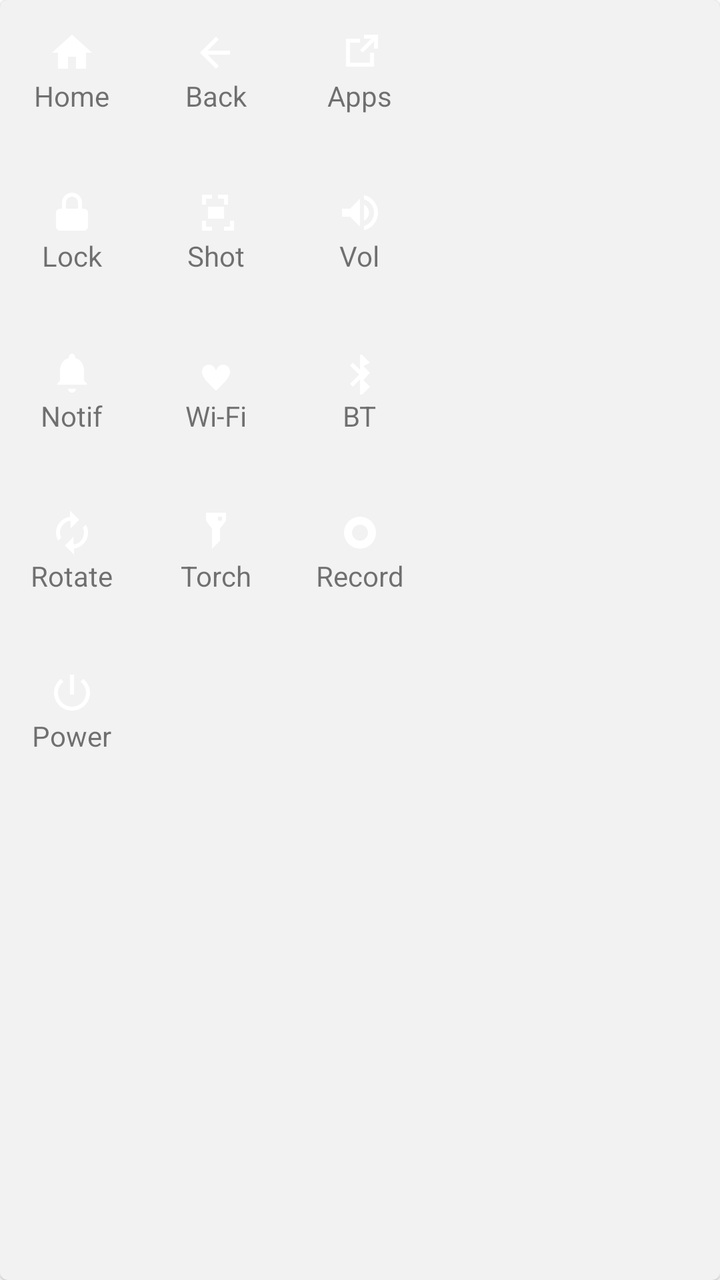
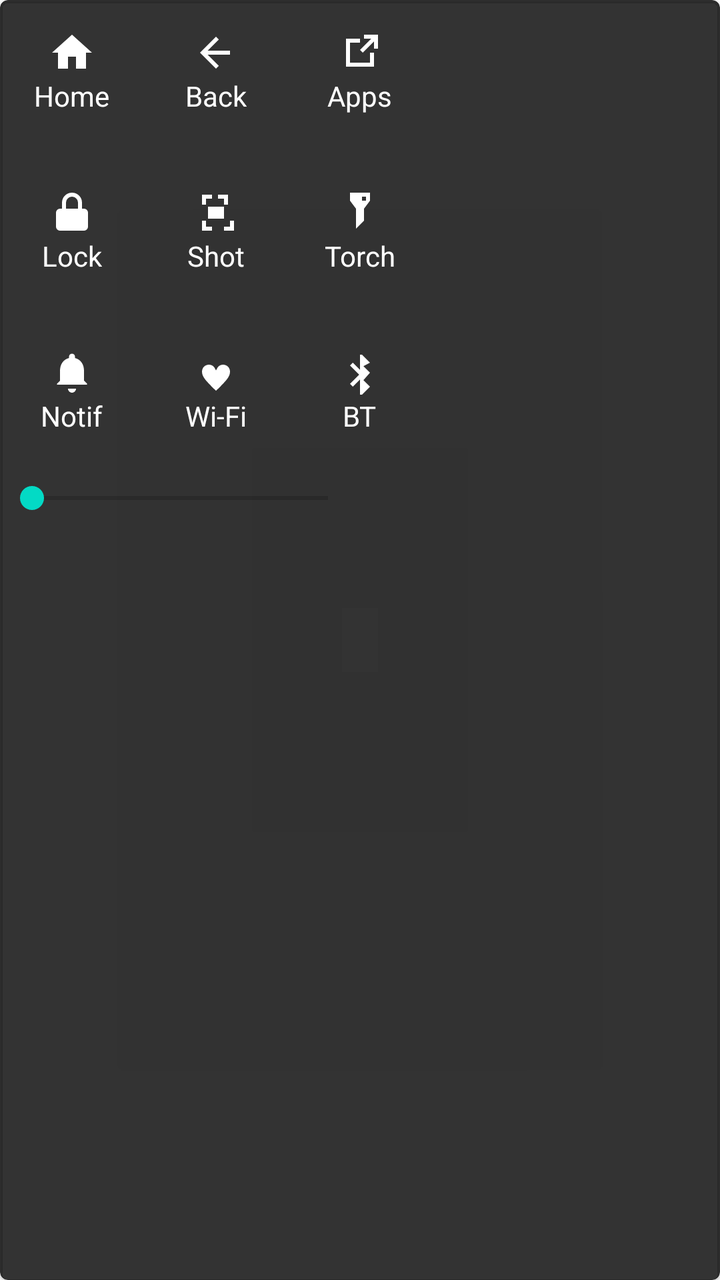

An Android layout rendered at two revisions. The XML below is the earlier revision; the diff shows what the commit changed to produce the second picture.
<!-- AndroidManifest.xml: application theme Theme.AssistiveTouch -->
<!-- res/layout/view_action_panel.xml -->
<?xml version="1.0" encoding="utf-8"?>
<com.google.android.material.card.MaterialCardView xmlns:android="http://schemas.android.com/apk/res/android"
    android:id="@+id/panelRoot"
    android:layout_width="wrap_content"
    android:layout_height="wrap_content"
    android:padding="12dp"
    android:elevation="10dp"
    android:backgroundTint="#F2F2F2"
    android:radius="16dp">

    <LinearLayout
        android:layout_width="wrap_content"
        android:layout_height="wrap_content"
        android:orientation="vertical">

        
        <LinearLayout
            android:layout_width="wrap_content"
            android:layout_height="wrap_content"
            android:orientation="horizontal">

            <LinearLayout
                android:id="@+id/buttonHome"
                style="@style/PanelItem" >
                <ImageView
                    android:layout_width="24dp"
                    android:layout_height="24dp"
                    android:src="@drawable/ic_home" />
                <TextView
                    android:layout_width="wrap_content"
                    android:layout_height="wrap_content"
                    android:text="Home" />
            </LinearLayout>

            <LinearLayout
                android:id="@+id/buttonBack"
                style="@style/PanelItem" >
                <ImageView
                    android:layout_width="24dp"
                    android:layout_height="24dp"
                    android:src="@drawable/ic_back" />
                <TextView
                    android:layout_width="wrap_content"
                    android:layout_height="wrap_content"
                    android:text="Back" />
            </LinearLayout>

            <LinearLayout
                android:id="@+id/buttonRecents"
                style="@style/PanelItem" >
                <ImageView
                    android:layout_width="24dp"
                    android:layout_height="24dp"
                    android:src="@drawable/ic_recents" />
                <TextView
                    android:layout_width="wrap_content"
                    android:layout_height="wrap_content"
                    android:text="Apps" />
            </LinearLayout>
        </LinearLayout>

        
        <LinearLayout
            android:layout_width="wrap_content"
            android:layout_height="wrap_content"
            android:orientation="horizontal"
            android:layout_marginTop="8dp">

            <LinearLayout
                android:id="@+id/buttonLock"
                style="@style/PanelItem" >
                <ImageView
                    android:layout_width="24dp"
                    android:layout_height="24dp"
                    android:src="@drawable/ic_lock" />
                <TextView
                    android:layout_width="wrap_content"
                    android:layout_height="wrap_content"
                    android:text="Lock" />
            </LinearLayout>

            <LinearLayout
                android:id="@+id/buttonScreenshot"
                style="@style/PanelItem" >
                <ImageView
                    android:layout_width="24dp"
                    android:layout_height="24dp"
                    android:src="@drawable/ic_screenshot" />
                <TextView
                    android:layout_width="wrap_content"
                    android:layout_height="wrap_content"
                    android:text="Shot" />
            </LinearLayout>

            <LinearLayout
                android:id="@+id/buttonVolume"
                style="@style/PanelItem" >
                <ImageView
                    android:layout_width="24dp"
                    android:layout_height="24dp"
                    android:src="@drawable/ic_volume" />
                <TextView
                    android:layout_width="wrap_content"
                    android:layout_height="wrap_content"
                    android:text="Vol" />
            </LinearLayout>
        </LinearLayout>

        
        <LinearLayout
            android:layout_width="wrap_content"
            android:layout_height="wrap_content"
            android:orientation="horizontal"
            android:layout_marginTop="8dp">

            <LinearLayout
                android:id="@+id/buttonNotifications"
                style="@style/PanelItem" >
                <ImageView
                    android:layout_width="24dp"
                    android:layout_height="24dp"
                    android:src="@drawable/ic_notifications" />
                <TextView
                    android:layout_width="wrap_content"
                    android:layout_height="wrap_content"
                    android:text="Notif" />
            </LinearLayout>

            <LinearLayout
                android:id="@+id/buttonWifi"
                style="@style/PanelItem" >
                <ImageView
                    android:layout_width="24dp"
                    android:layout_height="24dp"
                    android:src="@drawable/ic_wifi" />
                <TextView
                    android:layout_width="wrap_content"
                    android:layout_height="wrap_content"
                    android:text="Wi‑Fi" />
            </LinearLayout>

            <LinearLayout
                android:id="@+id/buttonBluetooth"
                style="@style/PanelItem" >
                <ImageView
                    android:layout_width="24dp"
                    android:layout_height="24dp"
                    android:src="@drawable/ic_bluetooth" />
                <TextView
                    android:layout_width="wrap_content"
                    android:layout_height="wrap_content"
                    android:text="BT" />
            </LinearLayout>

        </LinearLayout>

        
        <LinearLayout
            android:layout_width="wrap_content"
            android:layout_height="wrap_content"
            android:orientation="horizontal"
            android:layout_marginTop="8dp">

            <LinearLayout
                android:id="@+id/buttonRotation"
                style="@style/PanelItem" >
                <ImageView
                    android:layout_width="24dp"
                    android:layout_height="24dp"
                    android:src="@drawable/ic_rotation" />
                <TextView
                    android:layout_width="wrap_content"
                    android:layout_height="wrap_content"
                    android:text="Rotate" />
            </LinearLayout>

            <LinearLayout
                android:id="@+id/buttonFlashlight"
                style="@style/PanelItem" >
                <ImageView
                    android:layout_width="24dp"
                    android:layout_height="24dp"
                    android:src="@drawable/ic_flashlight" />
                <TextView
                    android:layout_width="wrap_content"
                    android:layout_height="wrap_content"
                    android:text="Torch" />
            </LinearLayout>

            <LinearLayout
                android:id="@+id/buttonScreenRecord"
                style="@style/PanelItem" >
                <ImageView
                    android:layout_width="24dp"
                    android:layout_height="24dp"
                    android:src="@drawable/ic_record" />
                <TextView
                    android:layout_width="wrap_content"
                    android:layout_height="wrap_content"
                    android:text="Record" />
            </LinearLayout>
        </LinearLayout>

        
        <LinearLayout
            android:layout_width="wrap_content"
            android:layout_height="wrap_content"
            android:orientation="horizontal"
            android:layout_marginTop="8dp">

            <LinearLayout
                android:id="@+id/buttonPowerMenu"
                style="@style/PanelItem" >
                <ImageView
                    android:layout_width="24dp"
                    android:layout_height="24dp"
                    android:src="@drawable/ic_power" />
                <TextView
                    android:layout_width="wrap_content"
                    android:layout_height="wrap_content"
                    android:text="Power" />
            </LinearLayout>

            <LinearLayout
                android:id="@+id/favoritesContainer"
                android:layout_width="wrap_content"
                android:layout_height="wrap_content"
                android:orientation="horizontal" />
        </LinearLayout>

    </LinearLayout>

</com.google.android.material.card.MaterialCardView>
<!-- resources referenced by this layout -->
<resources>
  <!-- drawable ic_back (drawable) -->
  <?xml version="1.0" encoding="utf-8"?>
  <vector xmlns:android="http://schemas.android.com/apk/res/android"
      android:width="24dp"
      android:height="24dp"
      android:viewportWidth="24"
      android:viewportHeight="24">
      <path
          android:fillColor="#FFFFFFFF"
          android:pathData="M19,11H7.83l5.59,-5.59L12,4l-8,8 8,8 1.41,-1.41L7.83,13H19v-2z" />
  </vector>
  <!-- drawable ic_bluetooth (drawable) -->
  <?xml version="1.0" encoding="utf-8"?>
  <vector xmlns:android="http://schemas.android.com/apk/res/android"
      android:width="24dp"
      android:height="24dp"
      android:viewportWidth="24"
      android:viewportHeight="24">
      <path
          android:fillColor="#FFFFFFFF"
          android:pathData="M17,7l-4,-4h-1v7.59L8.41,7 7,8.41 11.59,13 7,17.59 8.41,19 12,15.41V23h1l4,-4 -3.29,-3.29L17,12l-3.29,-3.29L17,7z" />
  </vector>
  <!-- drawable ic_flashlight (drawable) -->
  <?xml version="1.0" encoding="utf-8"?>
  <vector xmlns:android="http://schemas.android.com/apk/res/android"
      android:width="24dp"
      android:height="24dp"
      android:viewportWidth="24"
      android:viewportHeight="24">
      <path
          android:fillColor="#FFFFFFFF"
          android:pathData="M7,2v4l3,4v10l4,-4v-6l3,-4V2H7zm8,2v2h-2V4h2z" />
  </vector>
  <!-- drawable ic_home (drawable) -->
  <?xml version="1.0" encoding="utf-8"?>
  <vector xmlns:android="http://schemas.android.com/apk/res/android"
      android:width="24dp"
      android:height="24dp"
      android:viewportWidth="24"
      android:viewportHeight="24">
      <path
          android:fillColor="#FFFFFFFF"
          android:pathData="M10,20v-6h4v6h5v-8h3L12,3 2,12h3v8z" />
  </vector>
  <!-- drawable ic_recents (drawable) -->
  <?xml version="1.0" encoding="utf-8"?>
  <vector xmlns:android="http://schemas.android.com/apk/res/android"
      android:width="24dp"
      android:height="24dp"
      android:viewportWidth="24"
      android:viewportHeight="24">
      <path
          android:fillColor="#FFFFFFFF"
          android:pathData="M5,5h7v2H7v10h10v-5h2v7H5V5zm9,-2v2h3.59L12,10.59 13.41,12 19,6.41V10h2V3h-7z" />
  </vector>
  <!-- drawable ic_record (drawable) -->
  <?xml version="1.0" encoding="utf-8"?>
  <vector xmlns:android="http://schemas.android.com/apk/res/android"
      android:width="24dp"
      android:height="24dp"
      android:viewportWidth="24"
      android:viewportHeight="24">
      <path
          android:fillColor="#FFFFFFFF"
          android:pathData="M12,20a8,8 0,1 0,0 -16 8,8 0,0 0,0 16zm0,-4a4,4 0,1 1,0 -8 4,4 0,0 1,0 8z" />
  </vector>
  <!-- drawable ic_screenshot (drawable) -->
  <?xml version="1.0" encoding="utf-8"?>
  <vector xmlns:android="http://schemas.android.com/apk/res/android"
      android:width="24dp"
      android:height="24dp"
      android:viewportWidth="24"
      android:viewportHeight="24">
      <path
          android:fillColor="#FFFFFFFF"
          android:pathData="M7,5h3V3H5v5h2V5zm9,0v3h2V3h-5v2h3zM7,16H5v5h5v-2H7v-3zm12,0v3h-3v2h5v-5h-2zM8,9h8v6H8z" />
  </vector>
  <style name="PanelItem">
          <item name="android:layout_width">72dp</item>
          <item name="android:layout_height">72dp</item>
          <item name="android:gravity">center</item>
          <item name="android:orientation">vertical</item>
          <item name="android:padding">4dp</item>
          <item name="android:background">@android:color/transparent</item>
          <item name="android:clickable">true</item>
          <item name="android:focusable">true</item>
      </style>
  <style name="Theme.AssistiveTouch" parent="Theme.MaterialComponents.DayNight.NoActionBar">
          <item name="colorPrimary">@color/purple_500</item>
          <item name="colorPrimaryVariant">@color/purple_700</item>
          <item name="colorOnPrimary">@android:color/white</item>
          <item name="colorSecondary">@color/teal_200</item>
          <item name="colorOnSecondary">@android:color/black</item>
      </style>
  <color name="purple_500">#6200EE</color>
  <color name="purple_700">#3700B3</color>
  <color name="teal_200">#03DAC5</color>
</resources>

<!-- the commit's change to res/layout/view_action_panel.xml (unified diff, before → after) -->
@@ -5,8 +5,8 @@
     android:layout_height="wrap_content"
     android:padding="12dp"
     android:elevation="10dp"
-    android:backgroundTint="#F2F2F2"
-    android:radius="16dp">
+    android:backgroundTint="#CC000000"
+    android:radius="20dp">
 
     <LinearLayout
         android:layout_width="wrap_content"
@@ -25,10 +25,12 @@
                 <ImageView
                     android:layout_width="24dp"
                     android:layout_height="24dp"
+                    android:tint="@android:color/white"
                     android:src="@drawable/ic_home" />
                 <TextView
                     android:layout_width="wrap_content"
                     android:layout_height="wrap_content"
+                    android:textColor="@android:color/white"
                     android:text="Home" />
             </LinearLayout>
 
@@ -38,10 +40,12 @@
                 <ImageView
                     android:layout_width="24dp"
                     android:layout_height="24dp"
+                    android:tint="@android:color/white"
                     android:src="@drawable/ic_back" />
                 <TextView
                     android:layout_width="wrap_content"
                     android:layout_height="wrap_content"
+                    android:textColor="@android:color/white"
                     android:text="Back" />
             </LinearLayout>
 
@@ -51,10 +55,12 @@
                 <ImageView
                     android:layout_width="24dp"
                     android:layout_height="24dp"
+                    android:tint="@android:color/white"
                     android:src="@drawable/ic_recents" />
                 <TextView
                     android:layout_width="wrap_content"
                     android:layout_height="wrap_content"
+                    android:textColor="@android:color/white"
                     android:text="Apps" />
             </LinearLayout>
         </LinearLayout>
@@ -72,10 +78,12 @@
                 <ImageView
                     android:layout_width="24dp"
                     android:layout_height="24dp"
+                    android:tint="@android:color/white"
                     android:src="@drawable/ic_lock" />
                 <TextView
                     android:layout_width="wrap_content"
                     android:layout_height="wrap_content"
+                    android:textColor="@android:color/white"
                     android:text="Lock" />
             </LinearLayout>
 
@@ -85,24 +93,28 @@
                 <ImageView
                     android:layout_width="24dp"
                     android:layout_height="24dp"
+                    android:tint="@android:color/white"
                     android:src="@drawable/ic_screenshot" />
                 <TextView
                     android:layout_width="wrap_content"
                     android:layout_height="wrap_content"
+                    android:textColor="@android:color/white"
                     android:text="Shot" />
             </LinearLayout>
 
             <LinearLayout
-                android:id="@+id/buttonVolume"
+                android:id="@+id/buttonFlashlight"
                 style="@style/PanelItem" >
                 <ImageView
                     android:layout_width="24dp"
                     android:layout_height="24dp"
-                    android:src="@drawable/ic_volume" />
+                    android:tint="@android:color/white"
+                    android:src="@drawable/ic_flashlight" />
                 <TextView
                     android:layout_width="wrap_content"
                     android:layout_height="wrap_content"
-                    android:text="Vol" />
+                    android:textColor="@android:color/white"
+                    android:text="Torch" />
             </LinearLayout>
         </LinearLayout>
 
@@ -119,10 +131,12 @@
                 <ImageView
                     android:layout_width="24dp"
                     android:layout_height="24dp"
+                    android:tint="@android:color/white"
                     android:src="@drawable/ic_notifications" />
                 <TextView
                     android:layout_width="wrap_content"
                     android:layout_height="wrap_content"
+                    android:textColor="@android:color/white"
                     android:text="Notif" />
             </LinearLayout>
 
@@ -132,10 +146,12 @@
                 <ImageView
                     android:layout_width="24dp"
                     android:layout_height="24dp"
+                    android:tint="@android:color/white"
                     android:src="@drawable/ic_wifi" />
                 <TextView
                     android:layout_width="wrap_content"
                     android:layout_height="wrap_content"
+                    android:textColor="@android:color/white"
                     android:text="Wi‑Fi" />
             </LinearLayout>
 
@@ -145,10 +161,12 @@
                 <ImageView
                     android:layout_width="24dp"
                     android:layout_height="24dp"
+                    android:tint="@android:color/white"
                     android:src="@drawable/ic_bluetooth" />
                 <TextView
                     android:layout_width="wrap_content"
                     android:layout_height="wrap_content"
+                    android:textColor="@android:color/white"
                     android:text="BT" />
             </LinearLayout>
 
@@ -156,76 +174,18 @@
 
         
         <LinearLayout
-            android:layout_width="wrap_content"
+            android:layout_width="match_parent"
             android:layout_height="wrap_content"
             android:orientation="horizontal"
             android:layout_marginTop="8dp">
 
-            <LinearLayout
-                android:id="@+id/buttonRotation"
-                style="@style/PanelItem" >
-                <ImageView
-                    android:layout_width="24dp"
-                    android:layout_height="24dp"
-                    android:src="@drawable/ic_rotation" />
-                <TextView
-                    android:layout_width="wrap_content"
-                    android:layout_height="wrap_content"
-                    android:text="Rotate" />
-            </LinearLayout>
-
-            <LinearLayout
-                android:id="@+id/buttonFlashlight"
-                style="@style/PanelItem" >
-                <ImageView
-                    android:layout_width="24dp"
-                    android:layout_height="24dp"
-                    android:src="@drawable/ic_flashlight" />
-                <TextView
-                    android:layout_width="wrap_content"
-                    android:layout_height="wrap_content"
-                    android:text="Torch" />
-            </LinearLayout>
-
-            <LinearLayout
-                android:id="@+id/buttonScreenRecord"
-                style="@style/PanelItem" >
-                <ImageView
-                    android:layout_width="24dp"
-                    android:layout_height="24dp"
-                    android:src="@drawable/ic_record" />
-                <TextView
-                    android:layout_width="wrap_content"
-                    android:layout_height="wrap_content"
-                    android:text="Record" />
-            </LinearLayout>
-        </LinearLayout>
-
-        
-        <LinearLayout
-            android:layout_width="wrap_content"
-            android:layout_height="wrap_content"
-            android:orientation="horizontal"
-            android:layout_marginTop="8dp">
-
-            <LinearLayout
-                android:id="@+id/buttonPowerMenu"
-                style="@style/PanelItem" >
-                <ImageView
-                    android:layout_width="24dp"
-                    android:layout_height="24dp"
-                    android:src="@drawable/ic_power" />
-                <TextView
-                    android:layout_width="wrap_content"
-                    android:layout_height="wrap_content"
-                    android:text="Power" />
-            </LinearLayout>
-
-            <LinearLayout
-                android:id="@+id/favoritesContainer"
-                android:layout_width="wrap_content"
+            <SeekBar
+                android:id="@+id/volumeSlider"
+                android:layout_width="180dp"
                 android:layout_height="wrap_content"
-                android:orientation="horizontal" />
+                android:max="100"
+                android:progressTint="@color/teal_200"
+                android:thumbTint="@color/teal_200" />
         </LinearLayout>
 
     </LinearLayout>
<!-- resource entries referenced after the edit -->
@@ -1,5 +1,6 @@
 <!-- resources referenced by this layout -->
 <resources>
+  <color name="teal_200">#03DAC5</color>
   <!-- drawable ic_back (drawable) -->
   <?xml version="1.0" encoding="utf-8"?>
   <vector xmlns:android="http://schemas.android.com/apk/res/android"
@@ -55,17 +56,6 @@
           android:fillColor="#FFFFFFFF"
           android:pathData="M5,5h7v2H7v10h10v-5h2v7H5V5zm9,-2v2h3.59L12,10.59 13.41,12 19,6.41V10h2V3h-7z" />
   </vector>
-  <!-- drawable ic_record (drawable) -->
-  <?xml version="1.0" encoding="utf-8"?>
-  <vector xmlns:android="http://schemas.android.com/apk/res/android"
-      android:width="24dp"
-      android:height="24dp"
-      android:viewportWidth="24"
-      android:viewportHeight="24">
-      <path
-          android:fillColor="#FFFFFFFF"
-          android:pathData="M12,20a8,8 0,1 0,0 -16 8,8 0,0 0,0 16zm0,-4a4,4 0,1 1,0 -8 4,4 0,0 1,0 8z" />
-  </vector>
   <!-- drawable ic_screenshot (drawable) -->
   <?xml version="1.0" encoding="utf-8"?>
   <vector xmlns:android="http://schemas.android.com/apk/res/android"
@@ -96,6 +86,5 @@
       </style>
   <color name="purple_500">#6200EE</color>
   <color name="purple_700">#3700B3</color>
-  <color name="teal_200">#03DAC5</color>
 </resources>
 
